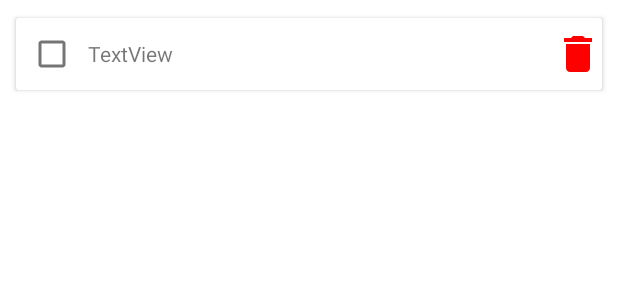
After one commit to Murilo-Gregorio/FirebaseApp, an Android app: the layout item_produto.xml on its own in the app's theme, with its tools: preview values and no code run, on a phone screen of 412 x 824 dp. The commit adds this screen. Shown: the top 300 px of the screen. Run offline under Robolectric (Android 15) with nearby library versions, the phone set to English and light mode, and no system bars.

Commit message:
Aula 3 Concluida

```diff
--- a/app/build.gradle
+++ b/app/build.gradle
@@ -44,6 +44,9 @@ dependencies {
     implementation 'androidx.constraintlayout:constraintlayout:2.1.3'
     implementation 'com.google.firebase:firebase-auth:19.2.0'
     implementation 'com.firebaseui:firebase-ui-auth:7.2.0'
+    implementation 'com.google.firebase:firebase-auth-ktx:21.0.4'
+    implementation 'com.google.firebase:firebase-database:19.2.1'
+    implementation 'com.google.firebase:firebase-database-ktx:20.0.5'
     testImplementation 'junit:junit:4.13.2'
     androidTestImplementation 'androidx.test.ext:junit:1.1.3'
     androidTestImplementation 'androidx.test.espresso:espresso-core:3.4.0'
--- /dev/null
+++ b/app/src/main/res/drawable/ic_baseline_delete_24.xml
@@ -0,0 +1,5 @@
+<vector android:height="24dp" android:tint="#FF0000"
+    android:viewportHeight="24" android:viewportWidth="24"
+    android:width="24dp" xmlns:android="http://schemas.android.com/apk/res/android">
+    <path android:fillColor="@android:color/white" android:pathData="M6,19c0,1.1 0.9,2 2,2h8c1.1,0 2,-0.9 2,-2V7H6v12zM19,4h-3.5l-1,-1h-5l-1,1H5v2h14V4z"/>
+</vector>
--- /dev/null
+++ b/app/src/main/res/layout/item_produto.xml
@@ -0,0 +1,36 @@
+<?xml version="1.0" encoding="utf-8"?>
+<androidx.cardview.widget.CardView xmlns:android="http://schemas.android.com/apk/res/android"
+    xmlns:app="http://schemas.android.com/apk/res-auto"
+    android:layout_width="match_parent"
+    android:layout_height="wrap_content"
+    android:layout_margin="8dp"
+    android:elevation="5dp"
+    app:cardUseCompatPadding="true">
+
+    <LinearLayout
+        android:layout_width="match_parent"
+        android:layout_height="match_parent"
+        android:orientation="horizontal">
+
+        <CheckBox
+            android:id="@+id/checkComprado"
+            android:layout_width="wrap_content"
+            android:layout_height="wrap_content"
+            android:layout_weight="0" />
+
+        <TextView
+            android:id="@+id/textNome"
+            android:layout_width="wrap_content"
+            android:layout_height="wrap_content"
+            android:layout_weight="1"
+            android:text="TextView" />
+
+        <ImageView
+            android:id="@+id/imageExcluir"
+            android:layout_width="32dp"
+            android:layout_height="32dp"
+            android:layout_gravity="center_vertical"
+            android:layout_weight="0"
+            app:srcCompat="@drawable/ic_baseline_delete_24" />
+    </LinearLayout>
+</androidx.cardview.widget.CardView>
--- a/build.gradle
+++ b/build.gradle
@@ -1,6 +1,6 @@
 buildscript {
     dependencies {
-        classpath 'com.google.gms:google-services:4.3.3'
+        classpath 'com.google.gms:google-services:4.3.10'
     }
 }// Top-level build file where you can add configuration options common to all sub-projects/modules.
 plugins {
```
Also changed, not shown: app/src/main/java/com/example/firebaseapp/MainActivity.kt (+84 -2 lines), app/src/main/java/com/example/firebaseapp/Produto.kt (added, +7 -0 lines), app/src/main/res/layout/activity_lista_de_compras.xml (+26 -0 lines), 1 other file.
